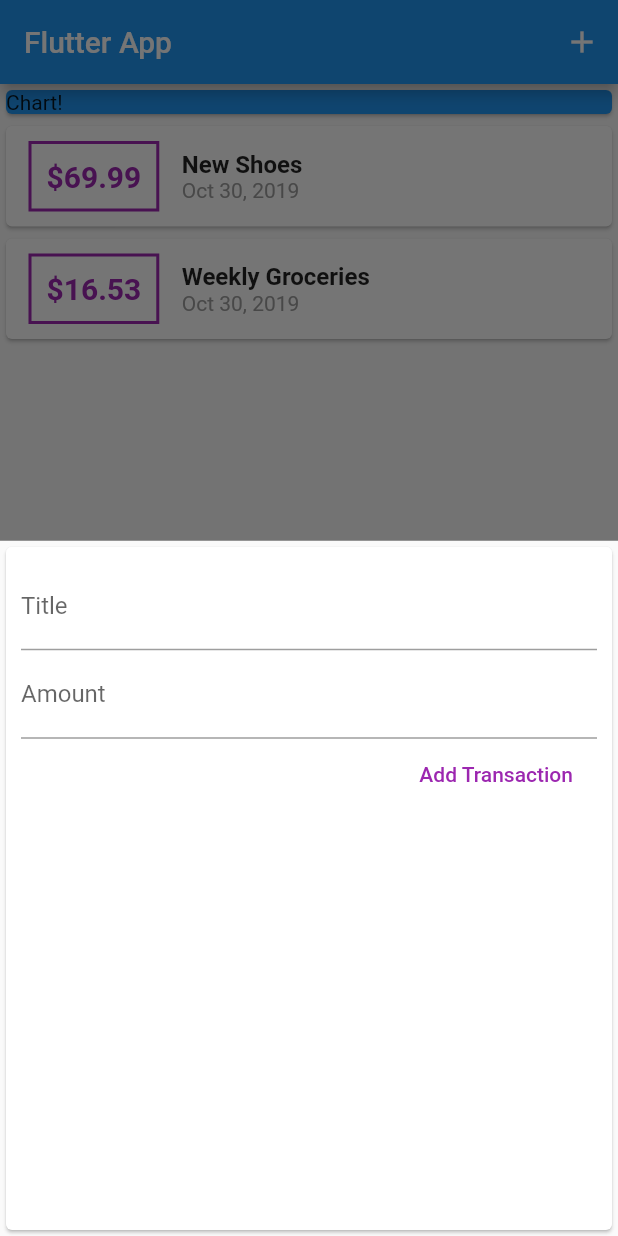
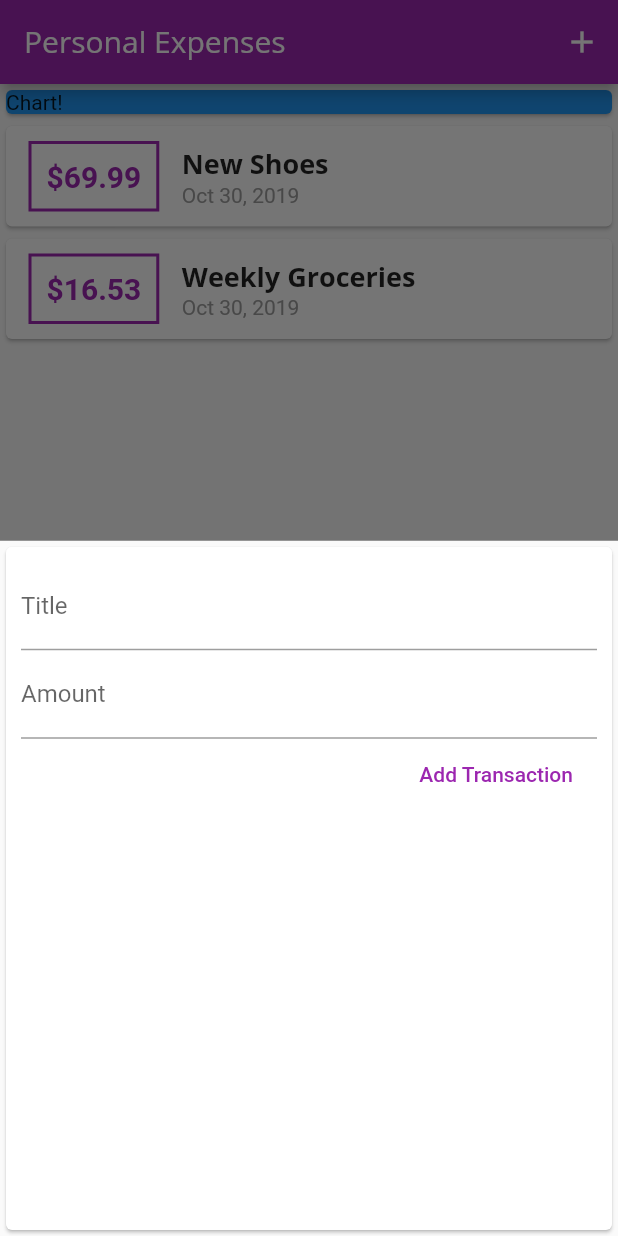
Before and after one commit to jimdis/flutter-udemy-2, a Flutter app: the screen it shows after launch, after a tap on the "add" icon, on a phone screen of 412 x 824 dp. Run offline on Flutter 3.47's test engine with Material 2 defaults, Android fonts, the phone set to English and light mode, and no system bars.

Commit message:
adding fonts

```diff
--- a/lib/main.dart
+++ b/lib/main.dart
@@ -11,6 +11,25 @@ class MyApp extends StatelessWidget {
   Widget build(BuildContext context) {
     return MaterialApp(
       title: 'Flutter App',
+      theme: ThemeData(
+          primarySwatch: Colors.purple,
+          accentColor: Colors.amber,
+          fontFamily: 'Quicksand',
+          textTheme: ThemeData.light().textTheme.copyWith(
+                title: TextStyle(
+                  fontFamily: 'OpenSans',
+                  fontWeight: FontWeight.bold,
+                  fontSize: 18,
+                ),
+              ),
+          appBarTheme: AppBarTheme(
+            textTheme: ThemeData.light().textTheme.copyWith(
+                  title: TextStyle(
+                    fontFamily: 'OpenSans',
+                    fontSize: 20,
+                  ),
+                ),
+          )),
       home: MyHomePage(),
     );
   }
@@ -62,7 +81,7 @@ class _MyHomePageState extends State<MyHomePage> {
   Widget build(BuildContext context) {
     return Scaffold(
       appBar: AppBar(
-        title: Text('Flutter App'),
+        title: Text('Personal Expenses'),
         actions: <Widget>[
           IconButton(
             icon: Icon(Icons.add),
--- a/lib/widgets/new_transaction.dart
+++ b/lib/widgets/new_transaction.dart
@@ -49,7 +49,7 @@ class _NewTransactionState extends State<NewTransaction> {
             FlatButton(
               child: Text(
                 'Add Transaction',
-                style: TextStyle(color: Colors.purple),
+                style: TextStyle(color: Theme.of(context).primaryColor),
               ),
               onPressed: submitData,
             ),
--- a/lib/widgets/transaction_list.dart
+++ b/lib/widgets/transaction_list.dart
@@ -24,7 +24,7 @@ class TransactionList extends StatelessWidget {
                   ),
                   decoration: BoxDecoration(
                     border: Border.all(
-                      color: Colors.purple,
+                      color: Theme.of(context).primaryColor,
                       width: 2,
                     ),
                   ),
@@ -34,7 +34,7 @@ class TransactionList extends StatelessWidget {
                     style: TextStyle(
                       fontWeight: FontWeight.bold,
                       fontSize: 20,
-                      color: Colors.purple,
+                      color: Theme.of(context).primaryColor,
                     ),
                   ),
                 ),
@@ -43,10 +43,7 @@ class TransactionList extends StatelessWidget {
                   children: <Widget>[
                     Text(
                       transactions[index].title,
-                      style: TextStyle(
-                        fontSize: 16,
-                        fontWeight: FontWeight.bold,
-                      ),
+                      style: Theme.of(context).textTheme.title,
                     ),
                     Text(
                       DateFormat.yMMMd().format(transactions[index].date),
```
Also changed, not shown: pubspec.yaml (+11 -6 lines), assets/fonts/OpenSans-Bold.ttf (added), assets/fonts/OpenSans-Regular.ttf (added), assets/fonts/Quicksand-Bold.ttf (added), assets/fonts/Quicksand-Light.ttf (added), assets/fonts/Quicksand-Medium.ttf (added), assets/fonts/Quicksand-Regular.ttf (added), 2 other files.
